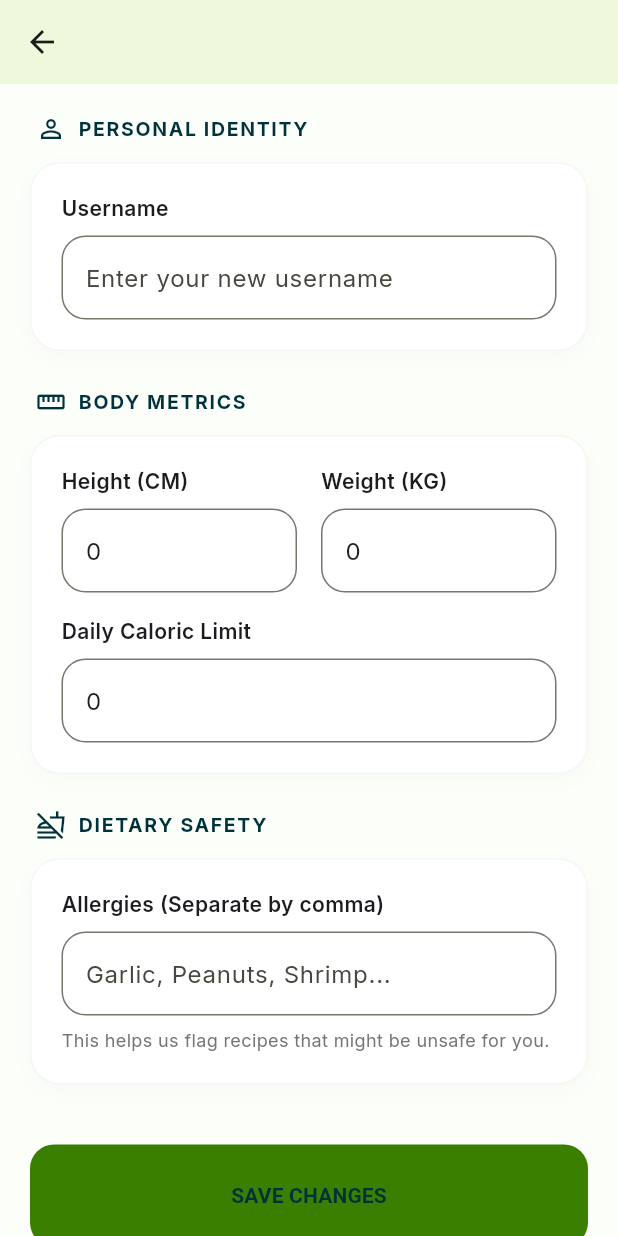
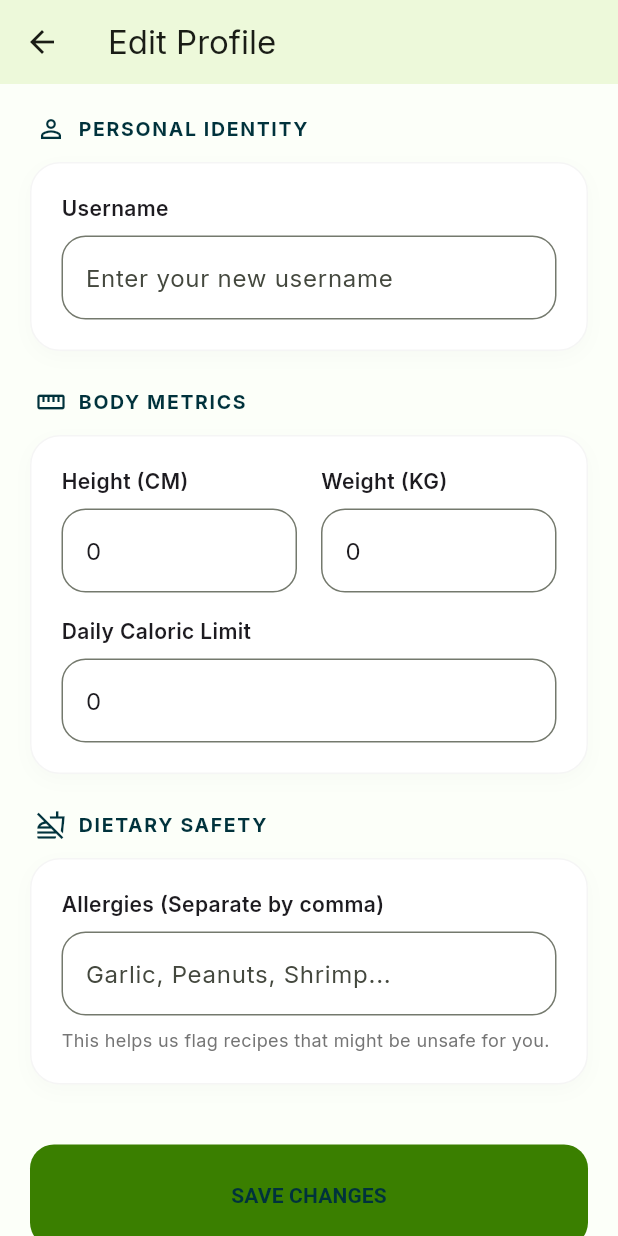
Before and after one commit to ZeekHoft/Fillipino-Food-App, a Flutter app: the EditProfileData screen opened directly, on a phone screen of 412 x 824 dp. Run offline on Flutter 3.47's test engine with Material 3 defaults, Android fonts, the phone set to English and light mode, and no system bars; our stand-ins replace camera, cloud_firestore, dotted_border, email_validator, firebase_auth, firebase_core and 4 more; missing offline and left inert: tflite_flutter; accounts and stored records are empty.

Commit message:
Add 'Edit Profile' appBar title

```diff
--- a/lib/pages/settings/edit_profile_data.dart
+++ b/lib/pages/settings/edit_profile_data.dart
@@ -22,6 +22,7 @@ class _EditProfileDataState extends State<EditProfileData> {
     return Scaffold(
         appBar: AppBar(
           elevation: 0.0,
+          title: Text("Edit Profile"),
           automaticallyImplyLeading: true,
         ),
         body: StreamBuilder(
```
